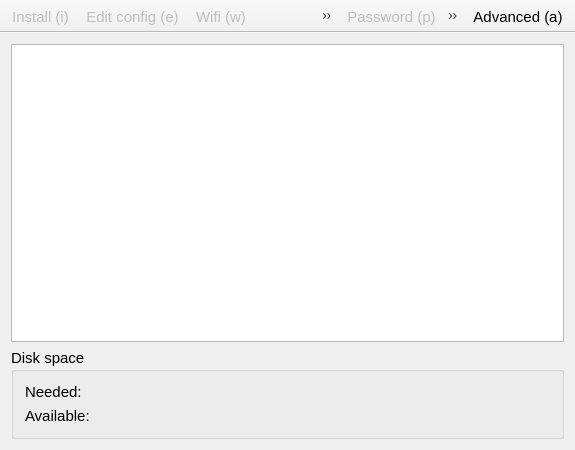
This is recovery/mainwindow.ui in procount/pinn as Qt 5 draws it before an edit. The edited form follows.
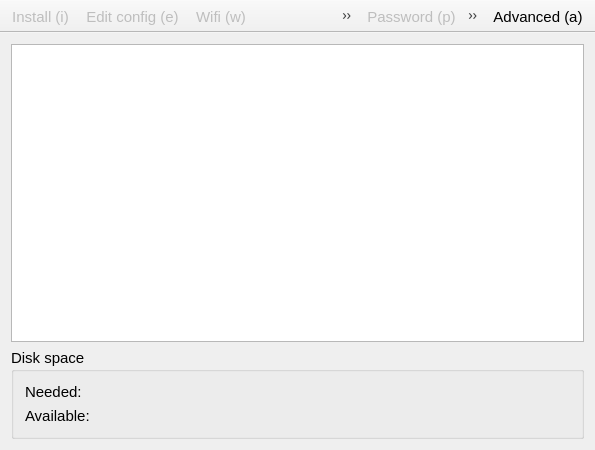
This is the edited form. Icons and pictures are not drawn.

Patch:
```diff
--- a/recovery/mainwindow.ui
+++ b/recovery/mainwindow.ui
@@ -6,7 +6,7 @@
    <rect>
     <x>0</x>
     <y>0</y>
-    <width>575</width>
+    <width>595</width>
     <height>450</height>
    </rect>
   </property>
```
